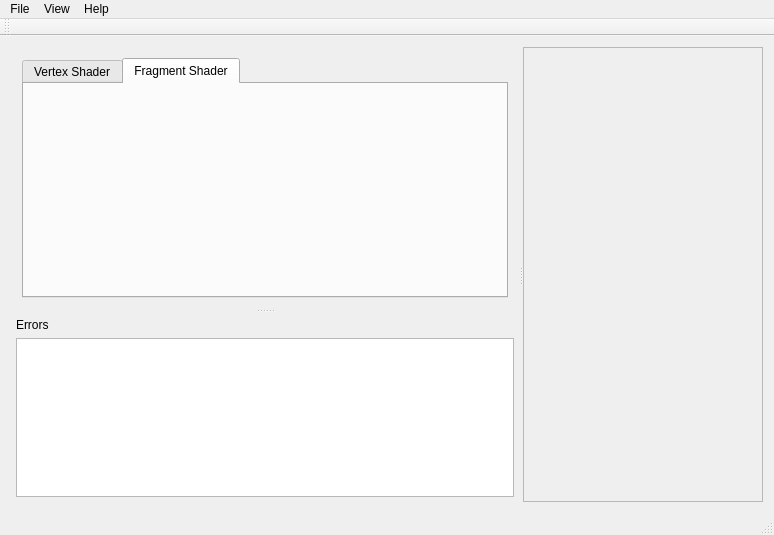
Old version of the form mainwindow.ui in the repository 607011/glsl-live.
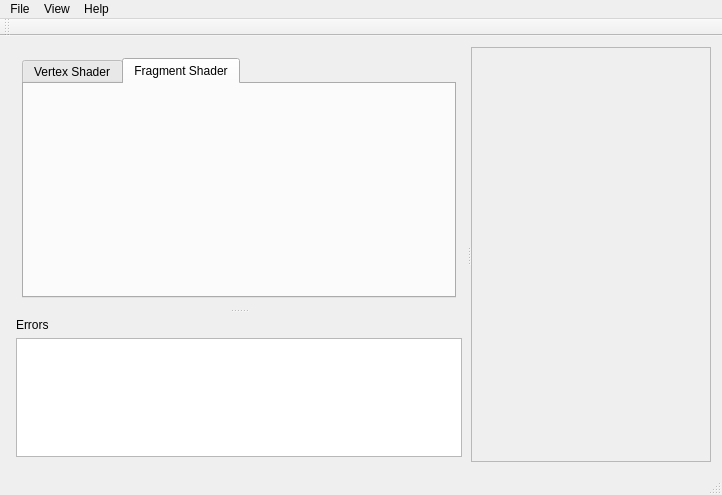
New version of the form.

```diff
--- a/mainwindow.ui
+++ b/mainwindow.ui
@@ -6,8 +6,8 @@
    <rect>
     <x>0</x>
     <y>0</y>
-    <width>774</width>
-    <height>535</height>
+    <width>722</width>
+    <height>495</height>
    </rect>
   </property>
   <property name="windowTitle">
@@ -166,7 +166,7 @@
           <x>0</x>
           <y>0</y>
           <width>238</width>
-          <height>462</height>
+          <height>422</height>
          </rect>
         </property>
        </widget>
@@ -180,7 +180,7 @@
     <rect>
      <x>0</x>
      <y>0</y>
-     <width>774</width>
+     <width>722</width>
      <height>21</height>
     </rect>
    </property>
```
Left out of the diff: 46 changed lines with no effect on the pictures.
